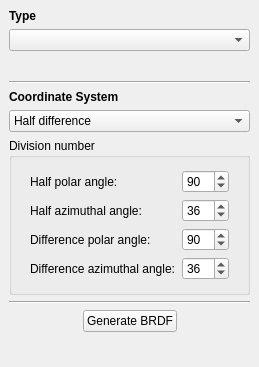
Qt form src/ReflectanceModelDockWidget.ui (KimuraRyo/BSDFProcessor) before a commit.
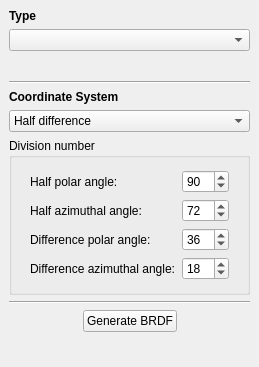
The same form after that commit. The open tabs and pages were chosen to show the change.

Commit message: Adjusted the initial values of parameters for BRDF/BTDF generators

Diff of the .ui file:
```diff
--- a/src/ReflectanceModelDockWidget.ui
+++ b/src/ReflectanceModelDockWidget.ui
@@ -142,7 +142,7 @@
               <number>999</number>
              </property>
              <property name="value">
-              <number>36</number>
+              <number>72</number>
              </property>
             </widget>
            </item>
@@ -162,7 +162,7 @@
               <number>999</number>
              </property>
              <property name="value">
-              <number>90</number>
+              <number>36</number>
              </property>
             </widget>
            </item>
@@ -182,7 +182,7 @@
               <number>999</number>
              </property>
              <property name="value">
-              <number>36</number>
+              <number>18</number>
              </property>
             </widget>
            </item>
```
Left out of the diff: 2 changed lines with no effect on the pictures.
